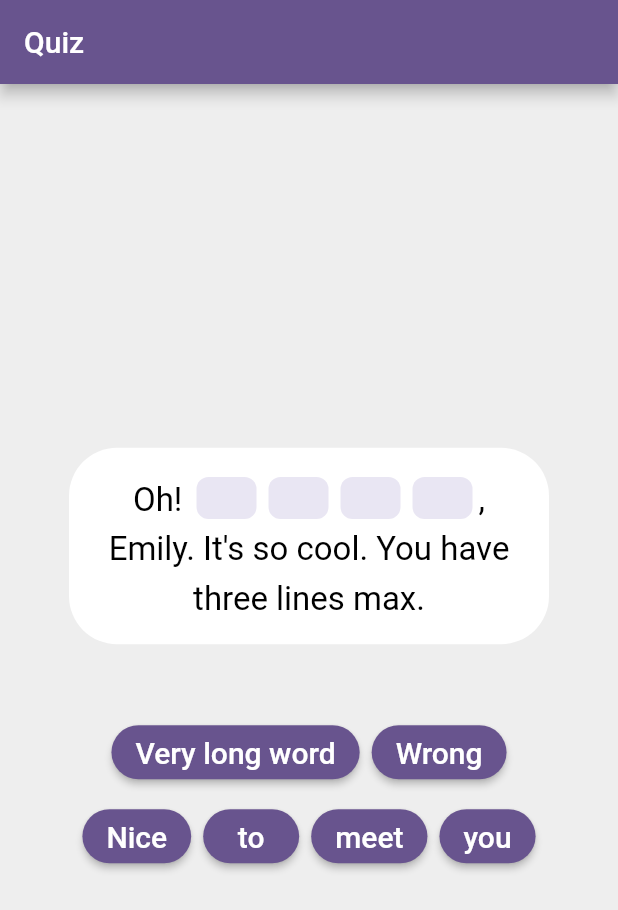
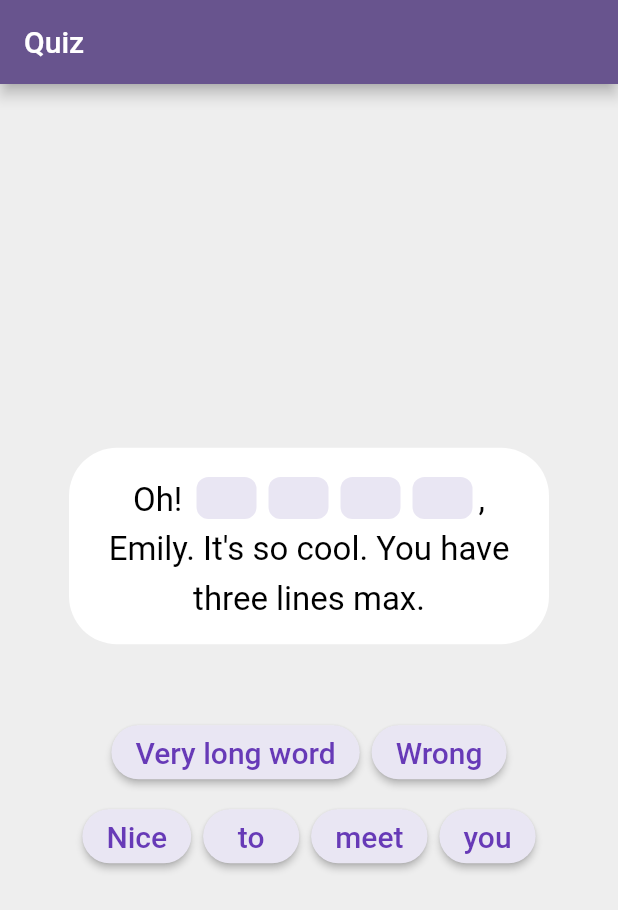
Before and after one commit to ThanapongR/tockto_assignment, a Flutter app: the screen it shows after launch, on a phone screen of 412 x 824 dp. Shown: the top 910 px of the screen. Run offline on Flutter 3.47's test engine with Material 2 defaults, Android fonts, the phone set to English and light mode, and no system bars; our stand-ins replace audioplayers.

Commit message:
Replace state with provider

```diff
--- a/lib/models/quiz_data.dart
+++ b/lib/models/quiz_data.dart
@@ -23,4 +23,13 @@ class QuizData extends ChangeNotifier {
   List<String> getChoice() {
     return _quizzes[_quizIndex].getChoice();
   }
+
+  List<bool> getChoicesState() {
+    return _quizzes[_quizIndex].getChoicesState();
+  }
+
+  void toggleChoiceState(int choiceIndex) {
+    _quizzes[_quizIndex].toggleChoiceState(choiceIndex);
+    notifyListeners();
+  }
 }
--- a/lib/screens/quiz_screen.dart
+++ b/lib/screens/quiz_screen.dart
@@ -4,7 +4,6 @@ import 'package:audioplayers/audioplayers.dart';
 import 'package:flutter/material.dart';
 import 'package:flutter/services.dart';
 import 'package:provider/provider.dart';
-import 'package:tockto_assignment/models/quiz.dart';
 import 'package:tockto_assignment/models/quiz_data.dart';
 
 Future<List<dynamic>> getJson() async {
@@ -136,7 +135,8 @@ class QuizChoice extends StatelessWidget {
 
   @override
   Widget build(BuildContext context) {
-    List choices = Provider.of<QuizData>(context).getChoice();
+    QuizData quizData = Provider.of<QuizData>(context);
+    List choices = quizData.getChoice();
     List<Widget> list = [];
 
     int i = 0;
@@ -146,17 +146,17 @@ class QuizChoice extends StatelessWidget {
         ElevatedButton(
           style: ElevatedButton.styleFrom(
             shape: const StadiumBorder(),
-            // backgroundColor: widget.quiz.getChoicesState()[index]
-            //     ? const Color(0xff7e64dc)
-            //     : const Color(0xffe9e6f3),
+            backgroundColor: quizData.getChoicesState()[index]
+                ? const Color(0xff7e64dc)
+                : const Color(0xffe9e6f3),
           ),
           child: Text(
             choice,
-            style: const TextStyle(
+            style: TextStyle(
               fontSize: 20.0,
-              // color: widget.quiz.getChoicesState()[index]
-              //     ? Colors.white
-              //     : Colors.deepPurple,
+              color: quizData.getChoicesState()[index]
+                  ? Colors.white
+                  : Colors.deepPurple,
             ),
 
             // style: const TextStyle(fontSize: 20.0, color: Colors.deepPurple),
@@ -164,9 +164,7 @@ class QuizChoice extends StatelessWidget {
           onPressed: () {
             final player = AudioPlayer();
             player.play(AssetSource('vfx_tap.mp3'));
-            // setState(() {
-            //   widget.quiz.toggleChoiceState(index);
-            // });
+            context.read<QuizData>().toggleChoiceState(index);
           },
         ),
       );
```
